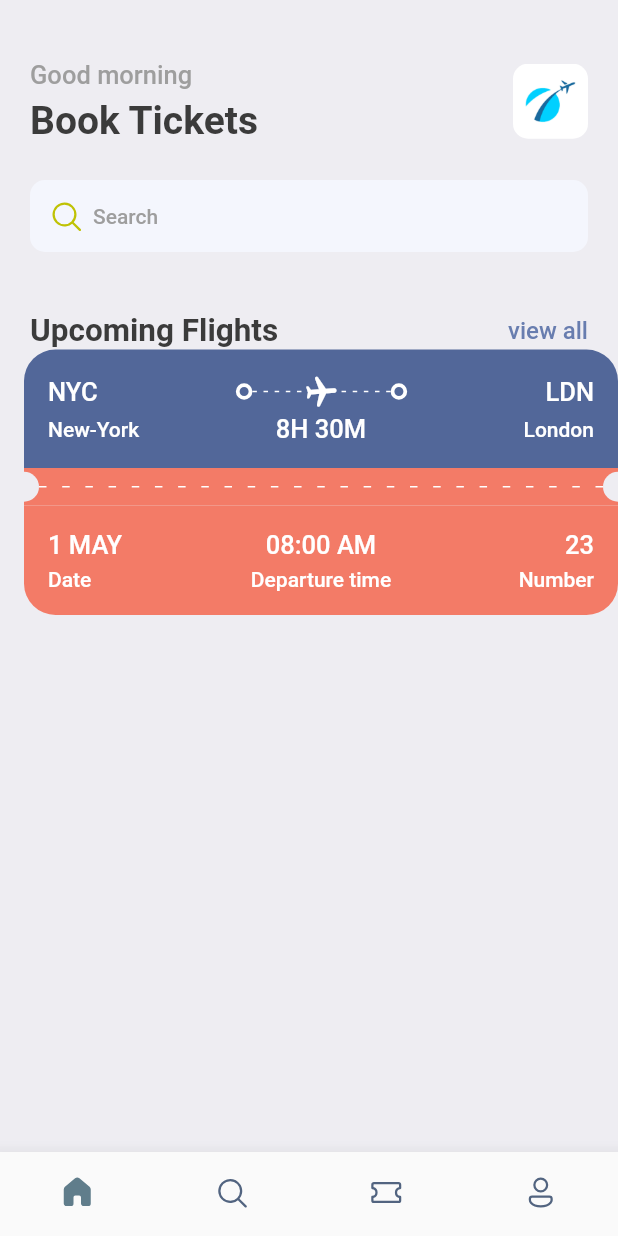
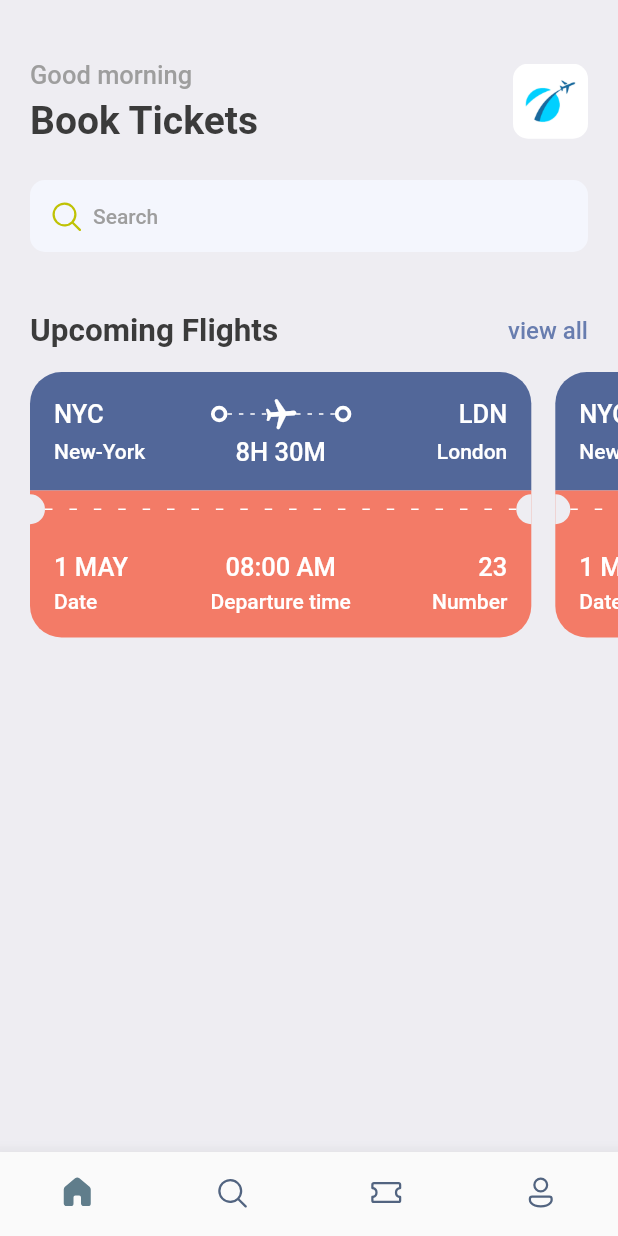
Before and after one commit to hu-shukang/flutter_full_course, a Flutter app: the screen it shows after launch, on a phone screen of 412 x 824 dp. Run offline on Flutter 3.47's test engine with Material 2 defaults, Android fonts, the phone set to English and light mode, and no system bars; our stand-ins replace dots_indicator, fluentui_icons, flutter_local_notifications, get, get_storage, logger and 1 more.

Commit message:
change ticket item view

```diff
--- a/ticket/lib/pages/home/view.dart
+++ b/ticket/lib/pages/home/view.dart
@@ -3,7 +3,7 @@ import 'package:flutter/material.dart';
 import 'package:flutter/src/widgets/framework.dart';
 import 'package:get/get.dart';
 import 'package:ticket/pages/home/controller.dart';
-import 'package:ticket/pages/home/widgets/ticket_list.dart';
+import 'package:ticket/pages/home/widgets/ticket_item.dart';
 
 import '../../common/utils/app_styles.dart';
 
@@ -76,7 +76,17 @@ class HomePage extends GetView<HomeController> {
                 ],
               )
           ),
-          const TicketList(),
+          const SizedBox(height: 15,),
+          SingleChildScrollView(
+            scrollDirection: Axis.horizontal,
+            padding: const EdgeInsets.only(left: 20),
+            child: Row(
+              children: [
+                TicketItem(),
+                TicketItem(),
+              ],
+            ),
+          )
         ],
       ),
     );
--- a/ticket/lib/pages/home/widgets/ticket_item.dart
+++ b/ticket/lib/pages/home/widgets/ticket_item.dart
@@ -1,5 +1,6 @@
 import 'package:flutter/material.dart';
 
+import '../../../common/utils/app_layout.dart';
 import '../../../common/utils/app_styles.dart';
 import 'thick_container.dart';
 
@@ -40,7 +41,12 @@ class TicketItem extends StatelessWidget {
 
   @override
   Widget build(BuildContext context) {
-    return Column(
+    return SizedBox(
+      width: AppLayout.getWidth(context) * 0.85,
+      height: 200,
+      child: Container(
+        margin: const EdgeInsets.only(right: 16),
+        child: Column(
           children: [
             /** the header part of ticket */
             Container(
@@ -143,12 +149,12 @@ class TicketItem extends StatelessWidget {
                     mainAxisAlignment: MainAxisAlignment.spaceBetween,
                     children: [
                       SizedBox(
-                    width: 100,
+                        width: 60,
                         child: Text("1 MAY", style: Styles.headlineTextStyle3.copyWith(color: Colors.white),),
                       ),
                       Text("08:00 AM", style: Styles.headlineTextStyle3.copyWith(color: Colors.white),),
                       SizedBox(
-                    width: 100,
+                        width: 60,
                         child: Text("23", textAlign: TextAlign.right, style: Styles.headlineTextStyle3.copyWith(color: Colors.white),),
                       )
                     ],
@@ -158,12 +164,12 @@ class TicketItem extends StatelessWidget {
                     mainAxisAlignment: MainAxisAlignment.spaceBetween,
                     children: [
                       SizedBox(
-                    width: 100,
+                        width: 60,
                         child: Text("Date", style: Styles.headlineTextStyle4.copyWith(color: Colors.white),),
                       ),
                       Text("Departure time", style: Styles.headlineTextStyle4.copyWith(color: Colors.white),),
                       SizedBox(
-                    width: 100,
+                        width: 60,
                         child: Text("Number", textAlign: TextAlign.right, style: Styles.headlineTextStyle4.copyWith(color: Colors.white),),
                       )
                     ],
@@ -172,6 +178,8 @@ class TicketItem extends StatelessWidget {
               ),
             )
           ],
+        ),
+      ),
     );
   }
 }
--- a/ticket/lib/pages/home/widgets/ticket_list.dart
+++ /dev/null
@@ -1,20 +0,0 @@
-import 'package:flutter/material.dart';
-
-import '../../../common/utils/app_layout.dart';
-import 'ticket_item.dart';
-
-class TicketList extends StatelessWidget {
-  const TicketList({Key? key}) : super(key: key);
-
-  @override
-  Widget build(BuildContext context) {
-    return SizedBox(
-      width: AppLayout.getWidth(context),
-      height: 200,
-      child: Container(
-        margin: const EdgeInsets.only(left: 16),
-        child: const TicketItem(),
-      ),
-    );
-  }
-}
--- a/ticket/lib/pages/main/view.dart
+++ b/ticket/lib/pages/main/view.dart
@@ -1,6 +1,5 @@
 import 'package:fluentui_icons/fluentui_icons.dart';
 import 'package:flutter/material.dart';
-import 'package:flutter/src/widgets/framework.dart';
 import 'package:get/get.dart';
 import 'package:ticket/pages/profile/view.dart';
 import 'package:ticket/pages/search/view.dart';
```
Lines whose indentation alone changed are shown as unchanged.
